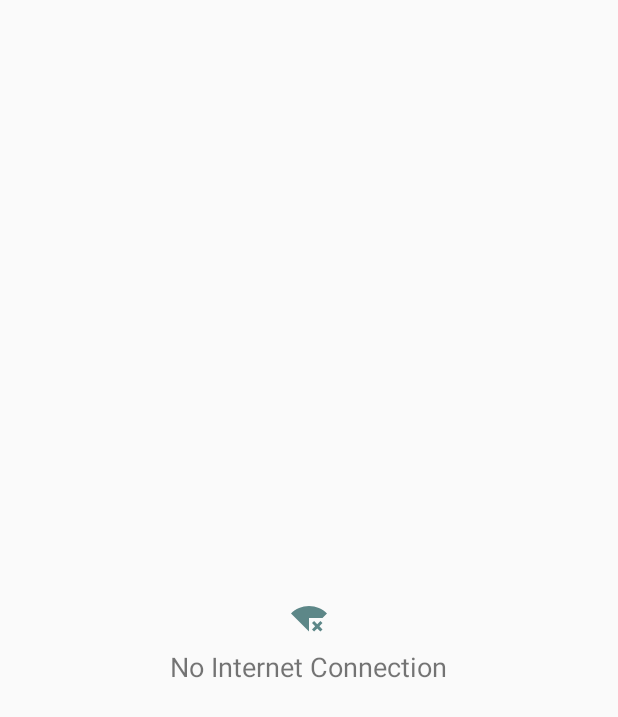
After one commit to m-musila/Musila-Philip-s2034964-currencyApp, an Android app: the layout no_internet_connection_page.xml on its own in the app's theme, with its tools: preview values and no code run, on a phone screen of 412 x 824 dp. The commit adds this screen. Shown: the top 717 px of the screen. Run offline under Robolectric (Android 15) with nearby library versions, the phone set to English and light mode, and no system bars.

Commit message:
working non internet connection feature

```diff
--- a/app/src/main/AndroidManifest.xml
+++ b/app/src/main/AndroidManifest.xml
@@ -3,6 +3,8 @@
     xmlns:tools="http://schemas.android.com/tools">
 
     <uses-permission android:name="android.permission.INTERNET" />
+    <uses-permission android:name="android.permission.ACCESS_NETWORK_STATE" />
+
 
     <application
         android:usesCleartextTraffic="true"
--- a/app/src/main/java/com/example/currencyexchange/ConversionActivity.java
+++ b/app/src/main/java/com/example/currencyexchange/ConversionActivity.java
@@ -21,8 +21,6 @@ public class ConversionActivity extends AppCompatActivity {
     private Currency selectedCurrency;
     private TextView currencyNameTextView;
     private TextView exchangeRateTextView;
-
-    private String selectedCurrencyName;
 
     @Override
     protected void onCreate(Bundle savedInstanceState) {
@@ -77,7 +75,6 @@ public class ConversionActivity extends AppCompatActivity {
         conversionDirectionSpinner.setAdapter(adapter);
     }
 
-
     private void setupConversion() {
         conversionDirectionSpinner.setOnItemSelectedListener(new AdapterView.OnItemSelectedListener() {
             @Override
--- /dev/null
+++ b/app/src/main/res/drawable/no_internet_vector.xml
@@ -0,0 +1,5 @@
+<vector android:height="24dp" android:tint="#5D8788"
+    android:viewportHeight="24" android:viewportWidth="24"
+    android:width="24dp" xmlns:android="http://schemas.android.com/apk/res/android">
+    <path android:fillColor="@android:color/white" android:pathData="M24,8.98C20.93,5.9 16.69,4 12,4C7.31,4 3.07,5.9 0,8.98L12,21v-9h8.99L24,8.98zM19.59,14l-2.09,2.09L15.41,14L14,15.41l2.09,2.09L14,19.59L15.41,21l2.09,-2.08L19.59,21L21,19.59l-2.08,-2.09L21,15.41L19.59,14z"/>
+</vector>
--- /dev/null
+++ b/app/src/main/res/layout/no_internet_connection_page.xml
@@ -0,0 +1,25 @@
+<?xml version="1.0" encoding="utf-8"?>
+<RelativeLayout xmlns:android="http://schemas.android.com/apk/res/android"
+    android:layout_width="match_parent"
+    android:layout_height="match_parent"
+    android:orientation="vertical"
+    android:padding="16dp">
+
+    <ImageView
+        android:id="@+id/noInternetImageView"
+        android:layout_width="wrap_content"
+        android:layout_height="wrap_content"
+        android:src="@drawable/no_internet_vector"
+        android:layout_centerInParent="true"/>
+
+    <TextView
+        android:id="@+id/noInternetTextView"
+        android:layout_width="wrap_content"
+        android:layout_height="wrap_content"
+        android:text="No Internet Connection"
+        android:textSize="18sp"
+        android:layout_below="@id/noInternetImageView"
+        android:layout_centerHorizontal="true"
+        android:layout_marginTop="8dp"/>
+
+</RelativeLayout>
```
Also changed, not shown: app/src/main/java/com/example/currencyexchange/CurrencyParser.java (+8 -2 lines), app/src/main/java/com/example/currencyexchange/MainActivity.java (+19 -10 lines), app/src/main/res/layout/activity_conversion.xml (+10 -0 lines), app/src/main/res/layout/activity_main.xml (+9 -0 lines).
